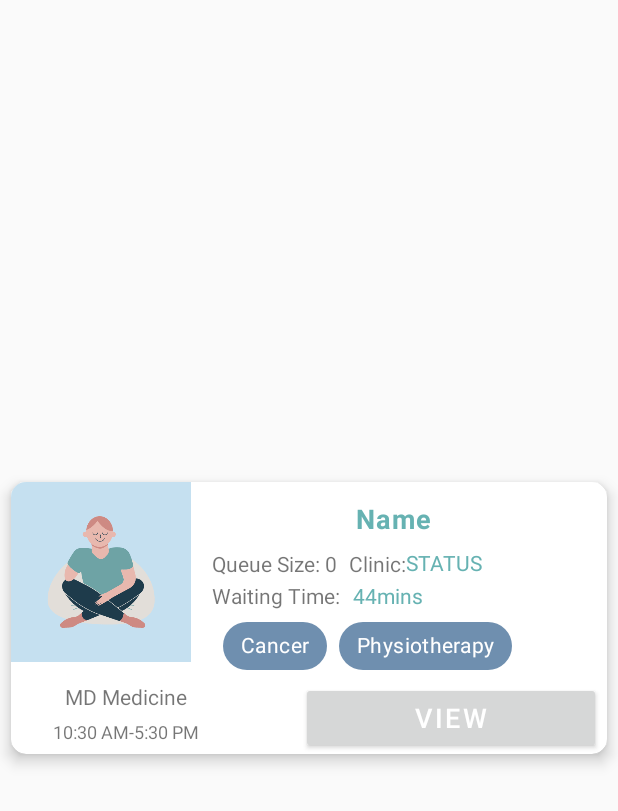
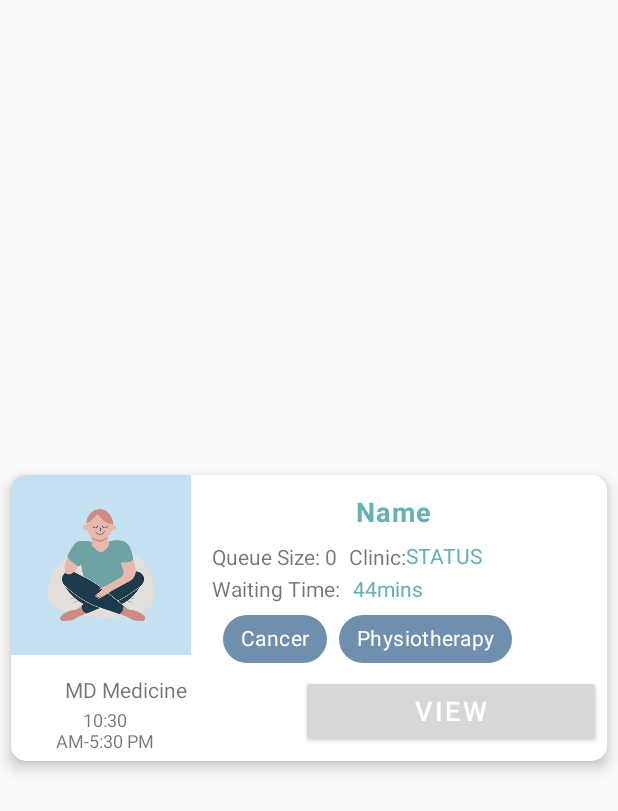
Before and after one commit to dubeyaayush07/CrowdSpace, an Android app: the layout list_item_business.xml on its own in the app's theme, with its tools: preview values and no code run, on a phone screen of 412 x 824 dp. Shown: the top 811 px of the screen. Run offline under Robolectric (Android 15) with nearby library versions, the phone set to English and light mode, and no system bars; plain views replace NeumorphButton, NeumorphCardView, NeumorphImageView.

Commit message:
UI changes Basic

```diff
--- a/app/src/main/res/layout/list_item_business.xml
+++ b/app/src/main/res/layout/list_item_business.xml
@@ -173,13 +173,15 @@
                     app:layout_constraintTop_toTopOf="parent" />
 
                 <TextView
-                    android:layout_width="wrap_content"
+                    android:id="@+id/time"
+                    android:layout_width="75dp"
                     android:layout_height="wrap_content"
-                    android:layout_marginStart="28dp"
-                    android:layout_marginTop="5dp"
+                    android:layout_marginStart="25dp"
+                    android:layout_marginTop="2dp"
+                    android:layout_marginBottom="5dp"
                     android:text="10:30 AM-5:30 PM"
+                    android:textAlignment="center"
                     android:textSize="12dp"
-                    android:id="@+id/time"
                     app:layout_constraintBottom_toBottomOf="parent"
                     app:layout_constraintEnd_toStartOf="@+id/view_btn"
                     app:layout_constraintHorizontal_bias="0.0"
```
